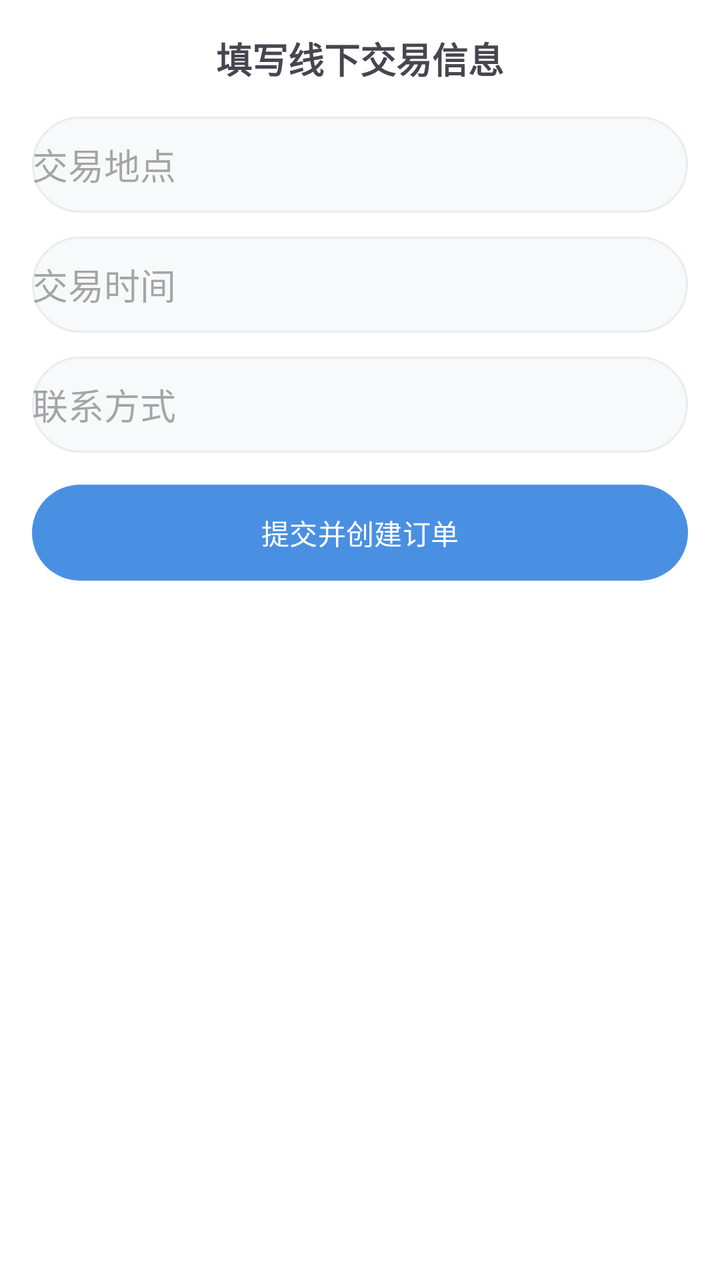
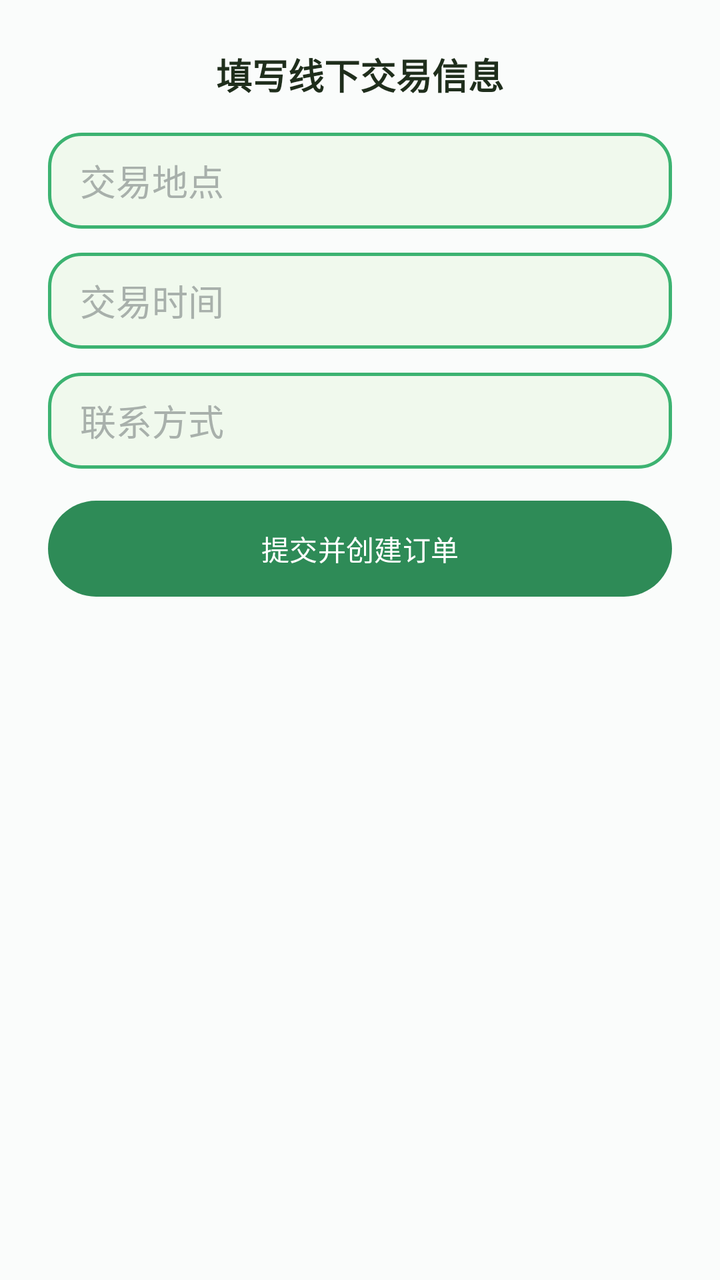

Before-and-after screenshots of an Android layout around one commit, followed by the original layout XML and the change that was made.
<!-- AndroidManifest.xml: application theme Theme.EtradeAndroid -->
<!-- res/layout/dialog_trade_info.xml -->
<?xml version="1.0" encoding="utf-8"?>
<LinearLayout xmlns:android="http://schemas.android.com/apk/res/android"
    android:layout_width="match_parent" android:layout_height="wrap_content"
    android:background="#FFF" android:orientation="vertical" android:padding="16dp">
    <TextView android:text="填写线下交易信息" android:textSize="18sp"
        android:gravity="center" android:textStyle="bold"
        android:layout_width="match_parent" android:layout_height="wrap_content"/>
    <EditText android:id="@+id/et_location" android:layout_width="match_parent"
        android:layout_height="48dp" android:hint="交易地点" android:background="@drawable/bg_input"
        android:layout_marginTop="16dp"/>
    <EditText android:id="@+id/et_time" android:layout_width="match_parent"
        android:layout_height="48dp" android:hint="交易时间" android:background="@drawable/bg_input"
        android:layout_marginTop="12dp"/>
    <EditText android:id="@+id/et_contact" android:layout_width="match_parent"
        android:layout_height="48dp" android:hint="联系方式" android:background="@drawable/bg_input"
        android:layout_marginTop="12dp"/>
    <Button android:id="@+id/btn_submit" android:layout_width="match_parent"
        android:layout_height="48dp" android:background="@drawable/bg_btn_primary"
        android:text="提交并创建订单" android:textColor="#FFF" android:layout_marginTop="16dp"/>
</LinearLayout>
<!-- resources referenced by this layout -->
<resources>
  <!-- drawable bg_btn_primary (drawable) -->
  <?xml version="1.0" encoding="utf-8"?>
  <shape xmlns:android="http://schemas.android.com/apk/res/android">
      <solid android:color="@color/primary_blue" />
      <corners android:radius="24dp" />
  </shape>
  <!-- drawable bg_input (drawable) -->
  <?xml version="1.0" encoding="utf-8"?>
  <shape xmlns:android="http://schemas.android.com/apk/res/android">
      <solid android:color="@color/gray_50" />
      <corners android:radius="24dp" />
      <stroke android:width="1dp" android:color="@color/gray_100" />
  </shape>
  <style name="Theme.EtradeAndroid" parent="Base.Theme.EtradeAndroid" />
  <color name="primary_blue">#4A90E2</color>
  <color name="gray_50">#F8F9FA</color>
  <color name="gray_100">#E9ECEF</color>
  <style name="Base.Theme.EtradeAndroid" parent="Theme.Material3.DayNight.NoActionBar">
          <item name="colorPrimary">@color/primary_blue</item>
          <item name="colorOnPrimary">@color/white</item>
          <item name="colorSecondary">@color/accent_orange</item>
          <item name="colorOnSecondary">@color/white</item>
          <item name="android:statusBarColor">@color/primary_blue_dark</item>
          <item name="android:navigationBarColor">@color/white</item>
          <item name="colorSurface">@color/background_white</item>
          <item name="colorOnSurface">@color/text_primary</item>
      </style>
  <color name="white">#FFFFFFFF</color>
  <color name="accent_orange">#F5A623</color>
  <color name="primary_blue_dark">#357ABD</color>
  <color name="background_white">#FFFFFF</color>
  <color name="text_primary">#212529</color>
</resources>

<!-- the commit's change to res/layout/dialog_trade_info.xml (unified diff, before → after) -->
@@ -1,20 +1,25 @@
 <?xml version="1.0" encoding="utf-8"?>
 <LinearLayout xmlns:android="http://schemas.android.com/apk/res/android"
     android:layout_width="match_parent" android:layout_height="wrap_content"
-    android:background="#FFF" android:orientation="vertical" android:padding="16dp">
+    android:background="@color/background_card" android:orientation="vertical" 
+    android:padding="24dp">
     <TextView android:text="填写线下交易信息" android:textSize="18sp"
         android:gravity="center" android:textStyle="bold"
+        android:textColor="@color/text_primary"
         android:layout_width="match_parent" android:layout_height="wrap_content"/>
     <EditText android:id="@+id/et_location" android:layout_width="match_parent"
         android:layout_height="48dp" android:hint="交易地点" android:background="@drawable/bg_input"
-        android:layout_marginTop="16dp"/>
+        android:layout_marginTop="16dp" android:paddingHorizontal="16dp"
+        android:textColor="@color/text_primary" android:textColorHint="@color/text_hint" />
     <EditText android:id="@+id/et_time" android:layout_width="match_parent"
         android:layout_height="48dp" android:hint="交易时间" android:background="@drawable/bg_input"
-        android:layout_marginTop="12dp"/>
+        android:layout_marginTop="12dp" android:paddingHorizontal="16dp"
+        android:textColor="@color/text_primary" android:textColorHint="@color/text_hint" />
     <EditText android:id="@+id/et_contact" android:layout_width="match_parent"
         android:layout_height="48dp" android:hint="联系方式" android:background="@drawable/bg_input"
-        android:layout_marginTop="12dp"/>
+        android:layout_marginTop="12dp" android:paddingHorizontal="16dp"
+        android:textColor="@color/text_primary" android:textColorHint="@color/text_hint" />
     <Button android:id="@+id/btn_submit" android:layout_width="match_parent"
         android:layout_height="48dp" android:background="@drawable/bg_btn_primary"
-        android:text="提交并创建订单" android:textColor="#FFF" android:layout_marginTop="16dp"/>
+        android:text="提交并创建订单" android:textColor="@color/white" android:layout_marginTop="16dp"/>
 </LinearLayout>
<!-- resource entries referenced after the edit -->
@@ -1,36 +1,75 @@
 <!-- resources referenced by this layout -->
 <resources>
+  <color name="background_card">#FAFCFB</color>
+  <color name="text_hint">#A8B0AB</color>
   <!-- drawable bg_btn_primary (drawable) -->
   <?xml version="1.0" encoding="utf-8"?>
   <shape xmlns:android="http://schemas.android.com/apk/res/android">
-      <solid android:color="@color/primary_blue" />
+      
+      <gradient
+          android:startColor="@color/primary_gradient_start"
+          android:endColor="@color/primary_gradient_end"
+          android:angle="135" />
+      
       <corners android:radius="24dp" />
+      
   </shape>
   <!-- drawable bg_input (drawable) -->
   <?xml version="1.0" encoding="utf-8"?>
   <shape xmlns:android="http://schemas.android.com/apk/res/android">
-      <solid android:color="@color/gray_50" />
-      <corners android:radius="24dp" />
-      <stroke android:width="1dp" android:color="@color/gray_100" />
+      
+      <solid android:color="@color/background_light" />
+      
+      <corners android:radius="16dp" />
+      
+      <stroke android:width="1.5dp" android:color="@color/primary_green_light" />
   </shape>
   <style name="Theme.EtradeAndroid" parent="Base.Theme.EtradeAndroid" />
-  <color name="primary_blue">#4A90E2</color>
-  <color name="gray_50">#F8F9FA</color>
-  <color name="gray_100">#E9ECEF</color>
+  <color name="primary_gradient_start">#2E8B57</color>
+  <color name="primary_gradient_end">#3CB371</color>
+  <color name="background_light">#F0F9ED</color>
+  <color name="primary_green_light">#3CB371</color>
   <style name="Base.Theme.EtradeAndroid" parent="Theme.Material3.DayNight.NoActionBar">
-          <item name="colorPrimary">@color/primary_blue</item>
+          
+          <item name="colorPrimary">@color/primary_green</item>
           <item name="colorOnPrimary">@color/white</item>
-          <item name="colorSecondary">@color/accent_orange</item>
-          <item name="colorOnSecondary">@color/white</item>
-          <item name="android:statusBarColor">@color/primary_blue_dark</item>
-          <item name="android:navigationBarColor">@color/white</item>
+          <item name="colorPrimaryVariant">@color/primary_green_dark</item>
+          
+          
+          <item name="colorSecondary">@color/accent_yellow</item>
+          <item name="colorOnSecondary">@color/text_primary</item>
+          
+          
+          <item name="android:statusBarColor">@color/primary_green</item>
+          <item name="android:navigationBarColor">@color/background_white</item>
+          
+          
+          <item name="android:windowBackground">@color/background_light</item>
           <item name="colorSurface">@color/background_white</item>
           <item name="colorOnSurface">@color/text_primary</item>
+          
+          
+          <item name="shapeAppearanceSmallComponent">@style/ShapeAppearance.Etrade.Small</item>
+          <item name="shapeAppearanceMediumComponent">@style/ShapeAppearance.Etrade.Medium</item>
+          <item name="shapeAppearanceLargeComponent">@style/ShapeAppearance.Etrade.Large</item>
       </style>
+  <color name="primary_green">#2E8B57</color>
+  <color name="primary_green_dark">#267347</color>
+  <color name="accent_yellow">#F7D44A</color>
   <color name="white">#FFFFFFFF</color>
-  <color name="accent_orange">#F5A623</color>
-  <color name="primary_blue_dark">#357ABD</color>
   <color name="background_white">#FFFFFF</color>
-  <color name="text_primary">#212529</color>
+  <style name="ShapeAppearance.Etrade.Small" parent="ShapeAppearance.Material3.SmallComponent">
+          <item name="cornerFamily">rounded</item>
+          <item name="cornerSize">12dp</item>
+      </style>
+  <style name="ShapeAppearance.Etrade.Medium" parent="ShapeAppearance.Material3.MediumComponent">
+          <item name="cornerFamily">rounded</item>
+          <item name="cornerSize">16dp</item>
+      </style>
+  <style name="ShapeAppearance.Etrade.Large" parent="ShapeAppearance.Material3.LargeComponent">
+          <item name="cornerFamily">rounded</item>
+          <item name="cornerSize">20dp</item>
+      </style>
+  <color name="text_primary">#1F2E1C</color>
 </resources>
 
